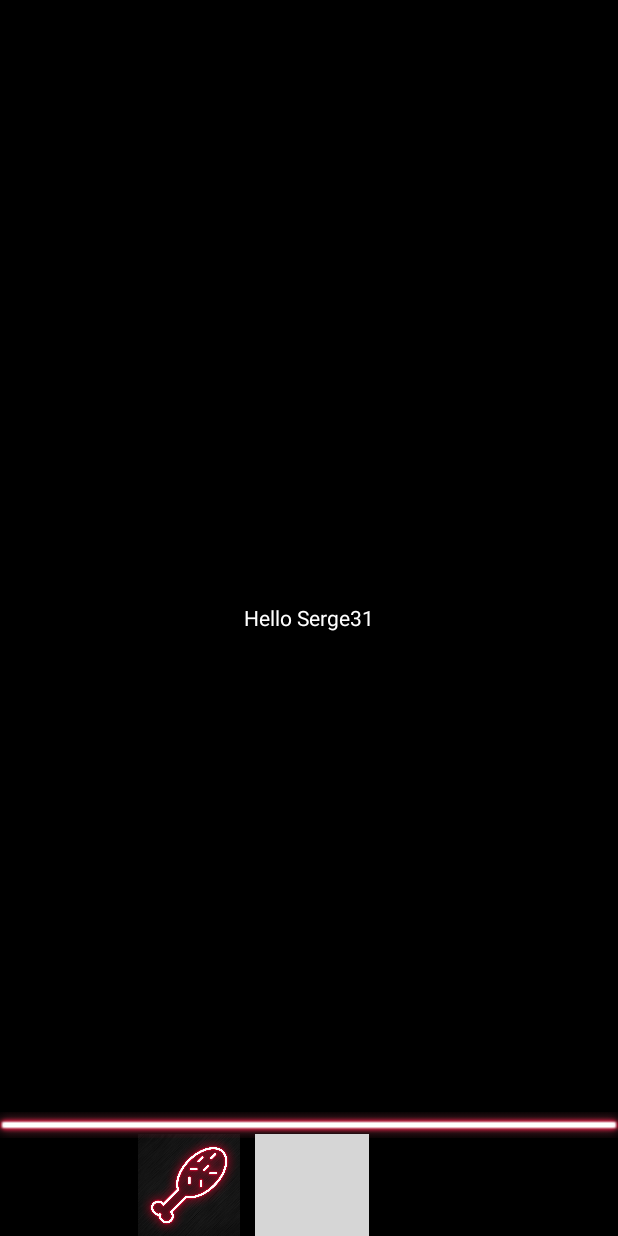
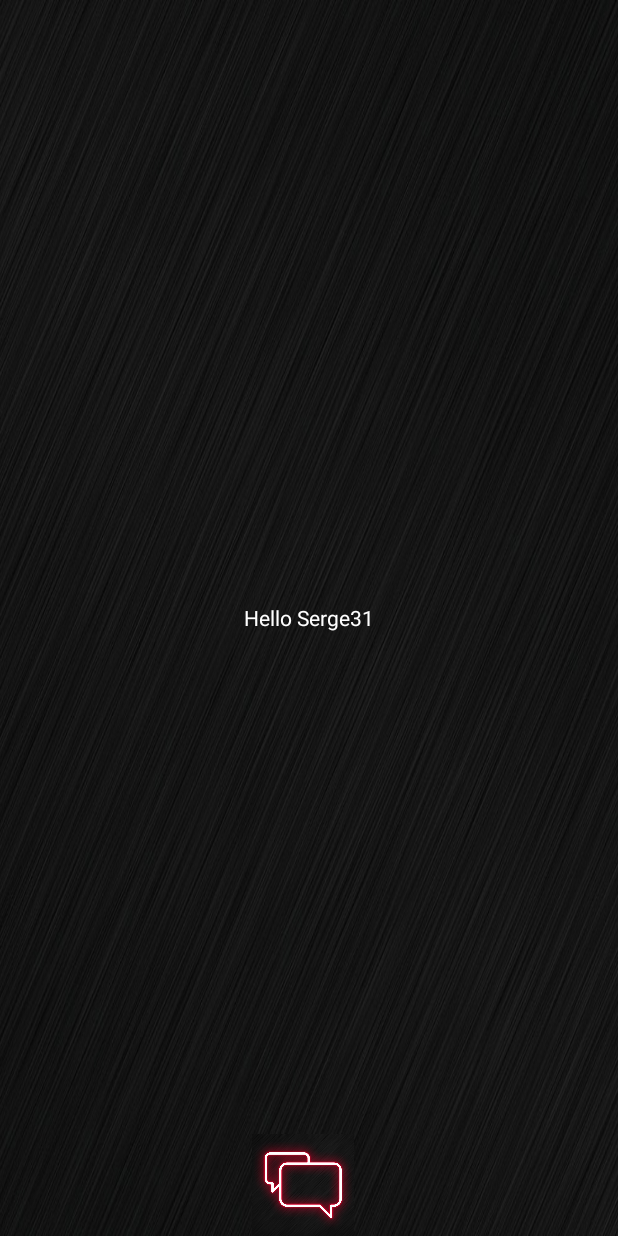
Before and after one commit to Mioler1/My-Future, an Android app: the screen it shows after launch (MainActivity), on a phone screen of 412 x 824 dp. Run offline under Robolectric (Android 15) with nearby library versions, the phone set to English and light mode, and no system bars; grey boxes are pictures that could not be loaded.

Commit message:
ver 1.0.0

```diff
--- a/app/src/main/res/layout/activity_main.xml
+++ b/app/src/main/res/layout/activity_main.xml
@@ -4,7 +4,7 @@
     xmlns:tools="http://schemas.android.com/tools"
     android:layout_width="match_parent"
     android:layout_height="match_parent"
-    android:background="@color/black"
+    android:background="@drawable/fon"
     tools:context=".MainActivity">
 
     <TextView
@@ -15,31 +15,12 @@
         android:textColor="@color/white" />
 
     <ImageView
-        android:id="@+id/img1"
         android:layout_width="76dp"
         android:layout_height="68dp"
         android:layout_alignParentEnd="true"
         android:layout_alignParentBottom="true"
-        android:layout_marginEnd="166dp"
+        android:layout_marginEnd="172dp"
         android:layout_marginBottom="0dp"
-        android:src="@drawable/chat5" />
+        android:src="@drawable/chat" />
 
-    <ImageView
-        android:id="@+id/img2"
-        android:layout_width="76dp"
-        android:layout_height="68dp"
-        android:layout_alignParentEnd="true"
-        android:layout_alignParentBottom="true"
-        android:layout_marginEnd="248dp"
-        android:layout_marginBottom="0dp"
-        android:src="@drawable/eat" />
-
-    <ImageView
-        android:layout_width="match_parent"
-        android:layout_height="wrap_content"
-        android:layout_alignParentEnd="true"
-        android:layout_alignParentBottom="true"
-        android:layout_marginBottom="65dp"
-        android:scaleType="centerCrop"
-        android:src="@drawable/swod" />
 </RelativeLayout>
```
